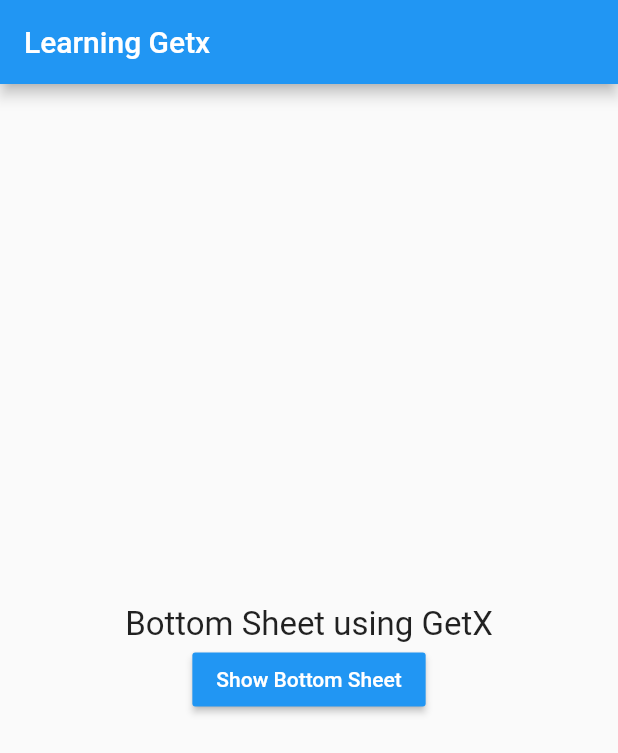
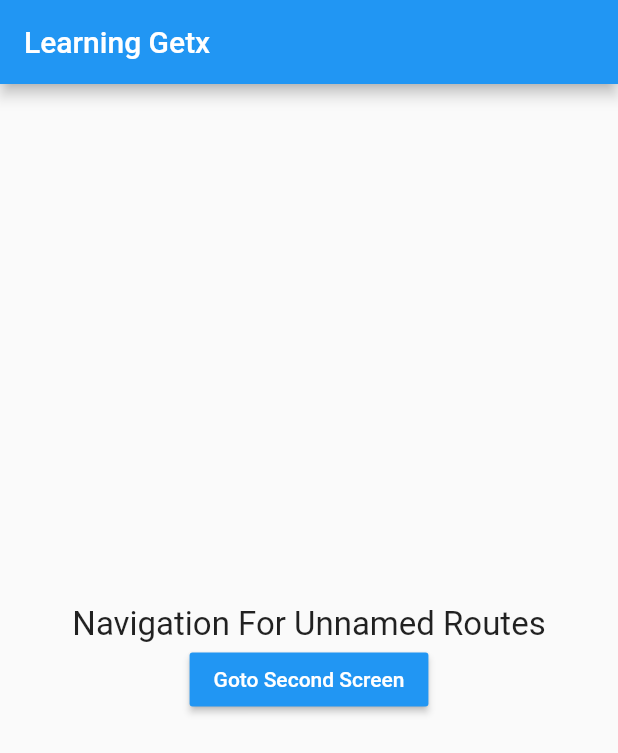
Before and after one commit to MHuzaifaKhan97/getx_complete, a Flutter app: the screen it shows after launch, on a phone screen of 412 x 824 dp. Shown: the top 753 px of the screen. Run offline on Flutter 3.47's test engine with Material 2 defaults, Android fonts, the phone set to English and light mode, and no system bars; our stand-ins replace get.

Commit message:
Navigation For Unnamed Routes.

```diff
--- a/lib/main.dart
+++ b/lib/main.dart
@@ -1,5 +1,6 @@
 import 'package:flutter/material.dart';
 import 'package:get/get.dart';
+import 'package:getx_complete/navigationForUnNamedRoute/navigationForUnNamedRoute.dart';
 import 'package:getx_complete/showDialog/showDialog.dart';
 import 'package:getx_complete/snackBar/snackBar.dart';
 import 'bottomSheetWithTheme/bottomSheetWithTheme.dart';
@@ -31,7 +32,8 @@ class LearningGetX extends StatelessWidget {
       ),
       // body: SnackBarExample(),
       // body: ShowDialogExample(),
-      body: BottomWithSheetExample(),
+      // body: BottomWithSheetExample(),
+      body: NavigationForUnNamedRoute(),
     );
   }
 }
--- /dev/null
+++ b/lib/navigationForUnNamedRoute/navigationForUnNamedRoute.dart
@@ -0,0 +1,49 @@
+import 'package:flutter/material.dart';
+import 'package:get/get.dart';
+import 'package:getx_complete/navigationForUnNamedRoute/SecondScreen.dart';
+
+class NavigationForUnNamedRoute extends StatelessWidget {
+  @override
+  Widget build(BuildContext context) {
+    return Container(
+      width: MediaQuery.of(context).size.width,
+      child: Column(
+        mainAxisAlignment: MainAxisAlignment.center,
+        crossAxisAlignment: CrossAxisAlignment.center,
+        children: [
+          Container(
+            child: Text(
+              'Navigation For Unnamed Routes',
+              style: TextStyle(fontSize: 22),
+            ),
+          ),
+          RaisedButton(
+            color: Colors.blue,
+            onPressed: () async {
+              // Get.to(
+              //   SecondScreen(),
+              //   // transition: Transition.cupertino,
+              //   transition: Transition.zoom,
+              //   duration: Duration(milliseconds: 1000),
+              //   // fullscreenDialog: true,
+              //   curve: Curves.easeInOutCirc,
+              //   arguments: "Some Data Sent from Previous Screen",
+              // );
+              // No way to go back
+              // Get.off(SecondScreen());
+              // No way to go back and removed all previous routes history too.
+              // Get.offAll(SecondScreen());
+
+              var data = await Get.to(SecondScreen());
+              print("The Received Data is: ${data}");
+            },
+            child: Text(
+              'Goto Second Screen',
+              style: TextStyle(color: Colors.white),
+            ),
+          )
+        ],
+      ),
+    );
+  }
+}
```
Also changed, not shown: lib/navigationForUnNamedRoute/secondScreen.dart (added, +35 -0 lines).
